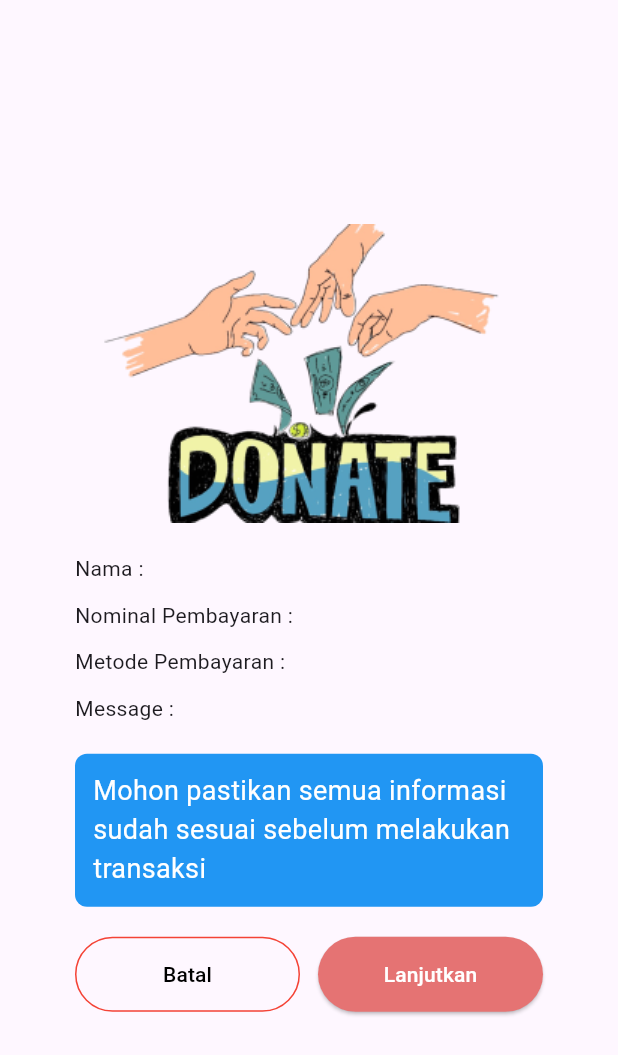
After one commit to irsyadagungh/MyEducation, a Flutter app: the ValidationView screen opened by its route, on a phone screen of 412 x 824 dp. The commit adds this screen. Shown: the top 1055 px of the screen. Run offline on Flutter 3.47's test engine with Material 3 defaults, Android fonts, the phone set to English and light mode, and no system bars; our stand-ins replace cloud_firestore, firebase_auth, firebase_core, get, google_sign_in; missing offline and left inert: textfield_datepicker; accounts and stored records are empty.

Commit message:
commit payment validation

```diff
--- /dev/null
+++ b/lib/app/modules/validation/views/validation_view.dart
@@ -0,0 +1,150 @@
+import 'package:flutter/material.dart';
+import 'package:get/get.dart';
+import '../controllers/validation_controller.dart';
+
+class ValidationView extends StatelessWidget {
+  final ValidationController controller = Get.put(ValidationController());
+
+  @override
+  Widget build(BuildContext context) {
+    return Scaffold(
+      body: Center(
+        child: Container(
+          padding: EdgeInsets.symmetric(horizontal: 50),
+          child: Column(
+            mainAxisAlignment: MainAxisAlignment.center,
+            crossAxisAlignment: CrossAxisAlignment.start,
+            children: [
+              Center(
+                child: Container(
+                  child: Image.asset(
+                    'assets/images/donate.png',
+                  ),
+                ),
+              ),
+              SizedBox(height: 20),
+              Row(
+                children: [
+                  Text(
+                    'Nama :',
+                    textAlign: TextAlign.left,
+                  ),
+                  SizedBox(width: 10),
+                  Obx(() => Text(
+                        controller.nameController.text,
+                        style: TextStyle(fontWeight: FontWeight.bold),
+                        textAlign: TextAlign.left,
+                      )),
+                ],
+              ),
+              SizedBox(height: 10),
+              Row(
+                children: [
+                  Text(
+                    'Nominal Pembayaran :',
+                    textAlign: TextAlign.left,
+                  ),
+                  SizedBox(width: 10),
+                  Obx(() => Text(
+                        controller.nominalPaymentController.text,
+                        style: TextStyle(fontWeight: FontWeight.bold),
+                        textAlign: TextAlign.left,
+                      )),
+                ],
+              ),
+              SizedBox(height: 10),
+              Row(
+                children: [
+                  Text(
+                    'Metode Pembayaran :',
+                    textAlign: TextAlign.left,
+                  ),
+                  SizedBox(width: 10),
+                  Obx(() => Text(
+                        controller.paymentMethodController.text,
+                        style: TextStyle(fontWeight: FontWeight.bold),
+                        textAlign: TextAlign.left,
+                      )),
+                ],
+              ),
+              SizedBox(height: 10),
+              Row(
+                children: [
+                  Text(
+                    'Message :',
+                    textAlign: TextAlign.left,
+                  ),
+                  SizedBox(width: 10),
+                  Obx(() => Text(
+                        controller.messageController.text,
+                        style: TextStyle(fontWeight: FontWeight.bold),
+                        textAlign: TextAlign.left,
+                      )),
+                ],
+              ),
+              SizedBox(height: 20),
+              Center(
+                child: Container(
+                  decoration: BoxDecoration(
+                    color: Colors.blue,
+                    borderRadius: BorderRadius.circular(8),
+                  ),
+                  padding: EdgeInsets.all(12),
+                  child: Text(
+                    'Mohon pastikan semua informasi sudah sesuai sebelum melakukan transaksi',
+                    style: TextStyle(
+                      fontSize: 18,
+                      color: Colors.white,
+                    ),
+                  ),
+                ),
+              ),
+              SizedBox(height: 20),
+              Row(
+                children: [
+                  TextButton(
+                    onPressed: () {
+                      // Handle "Batal" button press
+                      Get.back();
+                    },
+                    child: Text('Batal'),
+                    style: TextButton.styleFrom(
+                      primary: Colors.black,
+                      minimumSize: Size(150, 50),
+                      side: BorderSide(
+                          color: Colors.red), // Add this line for red border
+                    ),
+                  ),
+                  Spacer(),
+                  ElevatedButton(
+                    onPressed: () {
+                      // Handle "Lanjutkan" button press
+                      if (controller.isValid.isTrue) {
+                        controller.storeData();
+                        Get.back();
+                      } else {
+                        Get.snackbar(
+                          'Validation Error',
+                          'Please fill in all fields.',
+                          snackPosition: SnackPosition.BOTTOM,
+                          backgroundColor: Colors.red,
+                          colorText: Colors.white,
+                        );
+                      }
+                    },
+                    child: Text('Lanjutkan'),
+                    style: ElevatedButton.styleFrom(
+                      primary: Colors.red[300],
+                      onPrimary: Colors.white,
+                      minimumSize: Size(150, 50),
+                    ),
+                  ),
+                ],
+              ),
+            ],
+          ),
+        ),
+      ),
+    );
+  }
+}
--- a/lib/app/routes/app_pages.dart
+++ b/lib/app/routes/app_pages.dart
@@ -13,6 +13,8 @@ import '../modules/payment/bindings/payment_binding.dart';
 import '../modules/payment/views/payment_view.dart';
 import '../modules/register/bindings/register_binding.dart';
 import '../modules/register/views/register_view.dart';
+import '../modules/validation/bindings/validation_binding.dart';
+import '../modules/validation/views/validation_view.dart';
 
 part 'app_routes.dart';
 
@@ -55,5 +57,16 @@ class AppPages {
       page: () => HomeSchoolView(),
       binding: HomeSchoolBinding(),
     ),
+    GetPage(
+      name: _Paths.VALIDATION,
+      page: () => ValidationView(
+        name: '',
+        nominalPayment: '',
+        paymentMethod: '',
+        paymentMethodImage: '',
+        message: '',
+      ),
+      binding: ValidationBinding(),
+    ),
   ];
 }
--- a/lib/app/routes/app_routes.dart
+++ b/lib/app/routes/app_routes.dart
@@ -8,6 +8,8 @@ abstract class Routes {
   static const REGISTER = _Paths.REGISTER;
   static const DETAIL_DONATION = _Paths.DETAIL_DONATION;
   static const HOME_SCHOOL = _Paths.HOME_SCHOOL;
+  static const VALIDATION = _Paths.VALIDATION;
+  static const PAYMENT_SUCCESSFUK = _Paths.PAYMENT_SUCCESSFUK;
 }
 
 abstract class _Paths {
@@ -18,4 +20,6 @@ abstract class _Paths {
   static const DETAIL_DONATION = '/detail-donation';
   static const HOME_SCHOOL = '/home-school';
   static const PAYMENT = '/payment';
+  static const VALIDATION = '/validation';
+  static const PAYMENT_SUCCESSFUK = '/payment-successfuk';
 }
```
Also changed, not shown: lib/app/modules/payment/views/payment_view.dart (+35 -6 lines), lib/app/modules/validation/bindings/validation_binding.dart (added, +12 -0 lines), lib/app/modules/validation/controllers/validation_controller.dart (added, +54 -0 lines).
